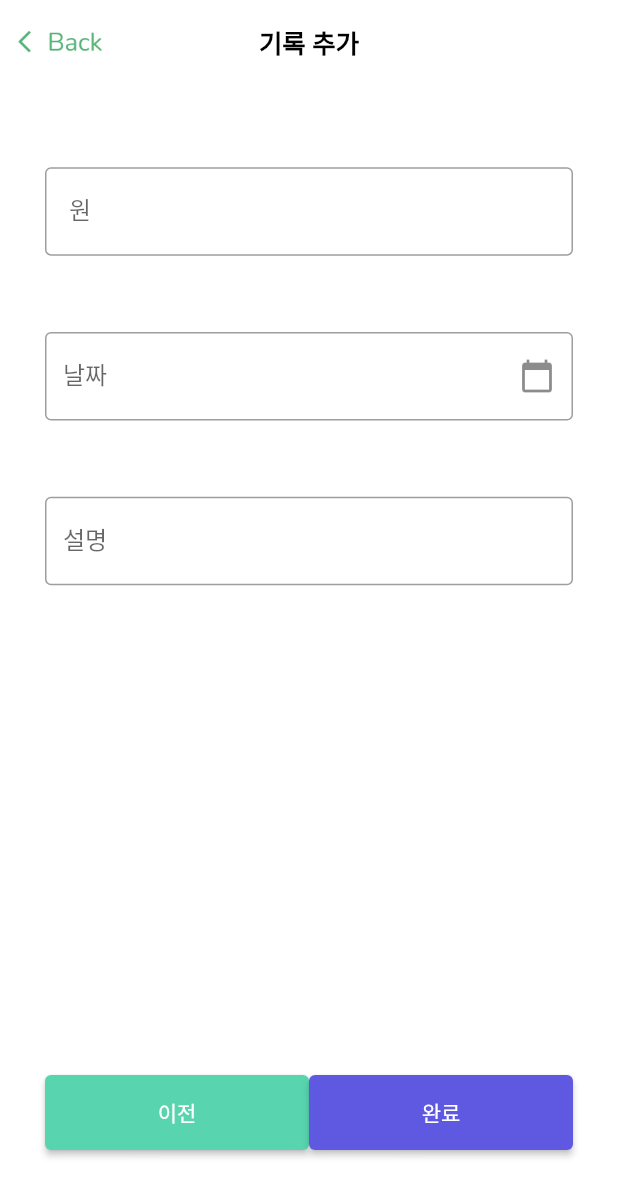
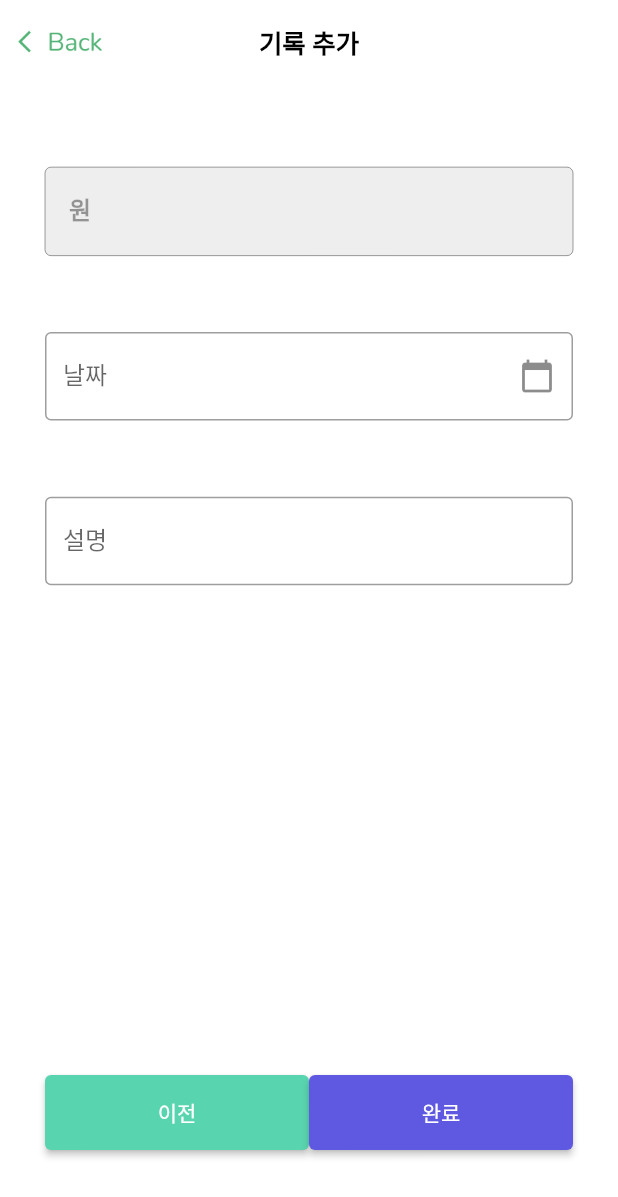
Before and after one commit to GoodZZaa/goodZZa, a Flutter app: the WriteAccountbookDetail screen opened directly with empty values, on a phone screen of 412 x 824 dp. Shown: the top 1197 px of the screen. Run offline on Flutter 3.47's test engine with Material 2 defaults, Android fonts, the phone set to English and light mode, and no system bars; our stand-ins replace cached_network_image, camera, dio, flutter_dotenv, fluttertoast, hive and 2 more; accounts and stored records are empty; network calls fail.

Commit message:
feat: 가계부 기록추가 페이지 금액 부분 ui 수정

```diff
--- a/lib/pages/write_accountbook_detail.dart
+++ b/lib/pages/write_accountbook_detail.dart
@@ -78,11 +78,15 @@ class _WriteAccountbookDetailState extends State<WriteAccountbookDetail> {
                     mainAxisAlignment: MainAxisAlignment.spaceAround,
                     children: [
                       TextField(
+                        style: TextStyle(
+                            color: Colors.black, fontWeight: FontWeight.bold),
+                        enabled: false,
                         decoration: InputDecoration(
-                          border: OutlineInputBorder(
-                              borderSide: BorderSide(color: Colors.teal)),
-                          labelText: '${numberFormat(widget.userInput)} 원',
-                        ),
+                            border: OutlineInputBorder(
+                                borderSide: BorderSide(color: Colors.teal)),
+                            labelText: '${numberFormat(widget.userInput)} 원',
+                            filled: true,
+                            fillColor: Colors.grey[200]),
                       ),
                       TextField(
                           controller:
```
